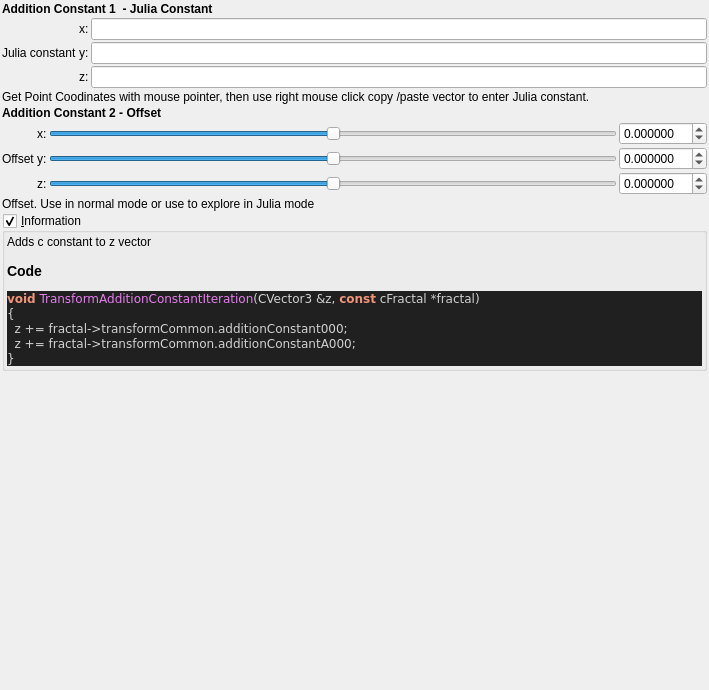
This is mandelbulber2/qt_data/fractal_transf_addition_constant.ui in buddhi1980/mandelbulber2 as Qt 5 draws it before an edit. The edited form follows.
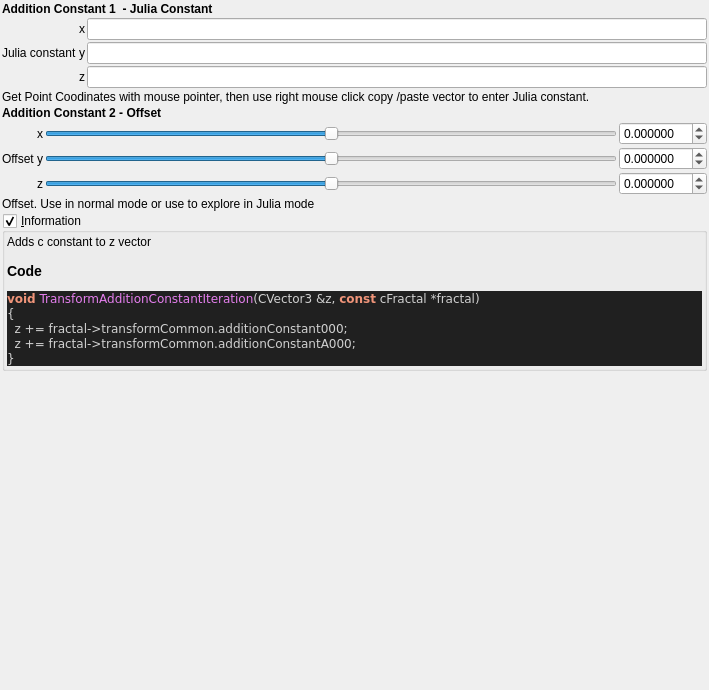
This is the edited form. Custom widgets are drawn as their Qt base class.

```diff
--- a/mandelbulber2/qt_data/fractal_transf_addition_constant.ui
+++ b/mandelbulber2/qt_data/fractal_transf_addition_constant.ui
@@ -60,14 +60,14 @@
      <item row="2" column="2">
       <widget class="QLabel" name="label_117">
        <property name="text">
-        <string>x:</string>
+        <string notr="true">x</string>
        </property>
       </widget>
      </item>
      <item row="3" column="2">
       <widget class="QLabel" name="label_116">
        <property name="text">
-        <string>y:</string>
+        <string notr="true">y</string>
        </property>
       </widget>
      </item>
@@ -101,7 +101,7 @@
      <item row="4" column="2">
       <widget class="QLabel" name="label_118">
        <property name="text">
-        <string>z:</string>
+        <string notr="true">z</string>
        </property>
       </widget>
      </item>
@@ -217,7 +217,7 @@
      <item row="3" column="2">
       <widget class="QLabel" name="label_113">
        <property name="text">
-        <string>y:</string>
+        <string notr="true">y</string>
        </property>
       </widget>
      </item>
@@ -246,14 +246,14 @@
      <item row="2" column="2">
       <widget class="QLabel" name="label_114">
        <property name="text">
-        <string>x:</string>
+        <string notr="true">x</string>
        </property>
       </widget>
      </item>
      <item row="4" column="2">
       <widget class="QLabel" name="label_115">
        <property name="text">
-        <string>z:</string>
+        <string notr="true">z</string>
        </property>
       </widget>
      </item>
```
